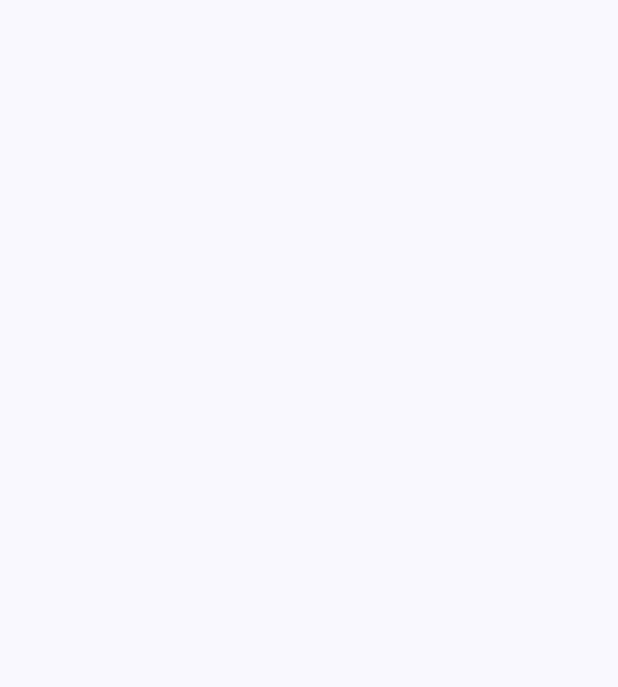
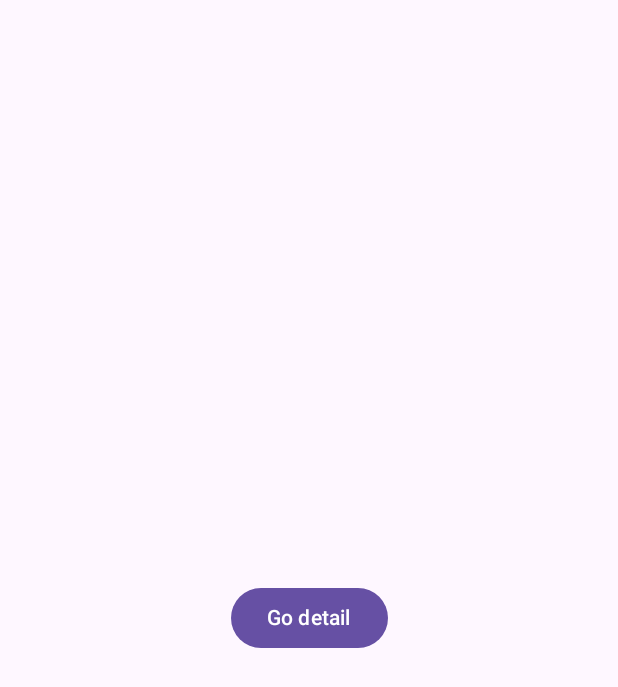
Before and after one commit to JuJoDevs/AppDeveloperTests, an Android app built with Jetpack Compose: the screen it shows after launch (MainActivity), on a phone screen of 412 x 824 dp. Before the commit the part shown is empty. Shown: the top 687 px of the screen. Run offline under Robolectric (Android 15) with nearby library versions, the phone set to English and light mode, and no system bars; our stand-ins replace Dagger/Hilt's generated code.

Commit message:
Navigation

```diff
--- a/app/src/main/AndroidManifest.xml
+++ b/app/src/main/AndroidManifest.xml
@@ -5,6 +5,7 @@
     <uses-permission android:name="android.permission.INTERNET"/>
 
     <application
+        android:name=".App"
         android:allowBackup="true"
         android:dataExtractionRules="@xml/data_extraction_rules"
         android:fullBackupContent="@xml/backup_rules"
--- /dev/null
+++ b/app/src/main/java/com/jujodevs/appdevelopertests/App.kt
@@ -0,0 +1,7 @@
+package com.jujodevs.appdevelopertests
+
+import android.app.Application
+import dagger.hilt.android.HiltAndroidApp
+
+@HiltAndroidApp
+class App : Application()
--- a/app/src/main/java/com/jujodevs/appdevelopertests/MainActivity.kt
+++ b/app/src/main/java/com/jujodevs/appdevelopertests/MainActivity.kt
@@ -3,23 +3,17 @@ package com.jujodevs.appdevelopertests
 import android.os.Bundle
 import androidx.activity.ComponentActivity
 import androidx.activity.compose.setContent
-import androidx.compose.foundation.layout.fillMaxSize
-import androidx.compose.material3.MaterialTheme
-import androidx.compose.material3.Surface
-import androidx.compose.ui.Modifier
-import com.jujodevs.appdevelopertests.ui.theme.AppDeveloperTestsTheme
+import com.jujodevs.appdevelopertests.ui.DeveloperTestsApp
+import com.jujodevs.appdevelopertests.ui.DeveloperTestsScreen
+import dagger.hilt.android.AndroidEntryPoint
 
+@AndroidEntryPoint
 class MainActivity : ComponentActivity() {
     override fun onCreate(savedInstanceState: Bundle?) {
         super.onCreate(savedInstanceState)
         setContent {
-            AppDeveloperTestsTheme {
-                // A surface container using the 'background' color from the theme
-                Surface(
-                    modifier = Modifier.fillMaxSize(),
-                    color = MaterialTheme.colorScheme.background,
-                ) {
-                }
+            DeveloperTestsScreen {
+                DeveloperTestsApp()
             }
         }
     }
--- /dev/null
+++ b/app/src/main/java/com/jujodevs/appdevelopertests/ui/DeveloperTestsApp.kt
@@ -0,0 +1,51 @@
+package com.jujodevs.appdevelopertests.ui
+
+import androidx.compose.foundation.layout.Box
+import androidx.compose.foundation.layout.fillMaxSize
+import androidx.compose.foundation.layout.padding
+import androidx.compose.material3.MaterialTheme
+import androidx.compose.material3.Scaffold
+import androidx.compose.material3.Surface
+import androidx.compose.runtime.Composable
+import androidx.compose.ui.Alignment
+import androidx.compose.ui.Modifier
+import androidx.navigation.compose.rememberNavController
+import com.jujodevs.appdevelopertests.ui.navigation.Navigation
+import com.jujodevs.appdevelopertests.ui.theme.AppDeveloperTestsTheme
+
+@Composable
+fun DeveloperTestsApp(modifier: Modifier = Modifier) {
+    val navHostController = rememberNavController()
+
+    Scaffold(
+        topBar = {},
+        content = { padding ->
+            Box(
+                contentAlignment = Alignment.Center,
+                modifier = Modifier.padding(padding),
+            ) {
+                Navigation(navHostController) { route ->
+                    navHostController.navigate(route)
+                }
+            }
+        },
+        modifier = modifier,
+    )
+}
+
+@Composable
+fun DeveloperTestsScreen(
+    modifier: Modifier = Modifier,
+    content: @Composable () -> Unit
+) {
+    AppDeveloperTestsTheme(
+        dynamicColor = false,
+    ) {
+        Surface(
+            color = MaterialTheme.colorScheme.background,
+            modifier = modifier.fillMaxSize(),
+        ) {
+            content()
+        }
+    }
+}
--- /dev/null
+++ b/app/src/main/java/com/jujodevs/appdevelopertests/ui/navigation/Feature.kt
@@ -0,0 +1,5 @@
+package com.jujodevs.appdevelopertests.ui.navigation
+
+enum class Feature(val route: String) {
+    USERS("users")
+}
--- /dev/null
+++ b/app/src/main/java/com/jujodevs/appdevelopertests/ui/navigation/NavCommand.kt
@@ -0,0 +1,46 @@
+package com.jujodevs.appdevelopertests.ui.navigation
+
+import androidx.navigation.NavBackStackEntry
+import androidx.navigation.NavType
+import androidx.navigation.navArgument
+
+sealed class NavCommand(
+    internal val feature: Feature,
+    internal val subRoute: String = SubRoute.HOME.route,
+    navArgs: List<NavArg> = emptyList()
+) {
+    class ContentType(feature: Feature) : NavCommand(feature)
+
+    class ContentDetail(feature: Feature) :
+        NavCommand(feature, SubRoute.DETAIL.route, listOf(NavArg.Email)) {
+        fun createRoute(email: String) = "${feature.route}/$subRoute/$email"
+    }
+
+    val route = run {
+        val args = navArgs.map { "{${it.key}}" }
+        listOf(feature.route)
+            .plus(subRoute)
+            .plus(args)
+            .joinToString("/")
+    }
+
+    val args = navArgs.map {
+        navArgument(it.key) { type = it.navType }
+    }
+}
+
+sealed class NavArg(val key: String, navTypeWrapper: NavTypeWrapper) {
+
+    val navType = navTypeWrapper.navType
+
+    data object Email : NavArg("email", NavTypeWrapper.StringType)
+}
+
+sealed class NavTypeWrapper(val navType: NavType<*>) {
+    abstract fun getArg(navBackStackEntry: NavBackStackEntry, key: String): Any
+
+    data object StringType : NavTypeWrapper(NavType.StringType) {
+        override fun getArg(navBackStackEntry: NavBackStackEntry, key: String): Any =
+            navBackStackEntry.arguments?.getString(key) as Any
+    }
+}
--- /dev/null
+++ b/app/src/main/java/com/jujodevs/appdevelopertests/ui/navigation/Navigation.kt
@@ -0,0 +1,60 @@
+package com.jujodevs.appdevelopertests.ui.navigation
+
+import androidx.compose.runtime.Composable
+import androidx.navigation.NavBackStackEntry
+import androidx.navigation.NavGraphBuilder
+import androidx.navigation.NavHostController
+import androidx.navigation.compose.NavHost
+import androidx.navigation.compose.composable
+import androidx.navigation.navigation
+import com.jujodevs.appdevelopertests.ui.screens.userdetail.UserDetailScreen
+import com.jujodevs.appdevelopertests.ui.screens.users.UsersScreen
+
+@Composable
+fun Navigation(
+    navHostController: NavHostController,
+    onNavigationDetailClick: (String) -> Unit
+) {
+    NavHost(
+        navController = navHostController,
+        startDestination = Feature.USERS.route,
+    ) {
+        userNav(onNavigationDetailClick)
+    }
+}
+
+fun NavGraphBuilder.userNav(
+    onNavigationDetailClick: (String) -> Unit
+) {
+    navigation(
+        route = Feature.USERS.route,
+        startDestination = NavCommand.ContentType(Feature.USERS).route,
+    ) {
+        composable(NavCommand.ContentType(Feature.USERS)) {
+            UsersScreen(
+                onNavigateToDetail = { email ->
+                    onNavigationDetailClick(
+                        NavCommand.ContentDetail(Feature.USERS).createRoute(email),
+                    )
+                },
+            )
+        }
+        composable(NavCommand.ContentDetail(Feature.USERS)) { backStackEntry ->
+            backStackEntry.arguments?.getString("email")?.let {
+                UserDetailScreen(it)
+            }
+        }
+    }
+}
+
+fun NavGraphBuilder.composable(
+    navItem: NavCommand,
+    content: @Composable (NavBackStackEntry) -> Unit
+) {
+    composable(
+        route = navItem.route,
+        arguments = navItem.args,
+    ) {
+        content(it)
+    }
+}
--- /dev/null
+++ b/app/src/main/java/com/jujodevs/appdevelopertests/ui/navigation/SubRoute.kt
@@ -0,0 +1,6 @@
+package com.jujodevs.appdevelopertests.ui.navigation
+
+enum class SubRoute(val route: String) {
+    HOME("home"),
+    DETAIL("detail")
+}
--- /dev/null
+++ b/app/src/main/java/com/jujodevs/appdevelopertests/ui/screens/users/UsersScreen.kt
@@ -0,0 +1,24 @@
+package com.jujodevs.appdevelopertests.ui.screens.users
+
+import androidx.compose.foundation.layout.Box
+import androidx.compose.foundation.layout.fillMaxSize
+import androidx.compose.material3.Button
+import androidx.compose.material3.Text
+import androidx.compose.runtime.Composable
+import androidx.compose.ui.Alignment
+import androidx.compose.ui.Modifier
+
+@Composable
+fun UsersScreen(
+    modifier: Modifier = Modifier,
+    onNavigateToDetail: (String) -> Unit
+) {
+    Box(
+        contentAlignment = Alignment.Center,
+        modifier = modifier.fillMaxSize(),
+    ) {
+        Button(onClick = { onNavigateToDetail("email@example.com") }) {
+            Text(text = "Go detail")
+        }
+    }
+}
```
Also changed, not shown: app/src/main/java/com/jujodevs/appdevelopertests/data/remote/dto/CoordinatesDto.kt (added, +10 -0 lines), app/src/main/java/com/jujodevs/appdevelopertests/data/remote/dto/InfoDto.kt (added, +10 -0 lines), app/src/main/java/com/jujodevs/appdevelopertests/data/remote/dto/LocationDto.kt (added, +8 -0 lines), app/src/main/java/com/jujodevs/appdevelopertests/data/remote/dto/NameDto.kt (added, +10 -0 lines), app/src/main/java/com/jujodevs/appdevelopertests/data/remote/dto/PictureDto.kt (added, +8 -0 lines), app/src/main/java/com/jujodevs/appdevelopertests/data/remote/dto/RegisteredDto.kt (added, +8 -0 lines), app/src/main/java/com/jujodevs/appdevelopertests/data/remote/dto/UserDto.kt (added, +20 -0 lines), app/src/main/java/com/jujodevs/appdevelopertests/data/remote/dto/UsersDto.kt (added, +10 -0 lines), app/src/main/java/com/jujodevs/appdevelopertests/data/remote/mapper/UserDtoMapper.kt (added, +18 -0 lines), app/src/main/java/com/jujodevs/appdevelopertests/domain/User.kt (added, +13 -0 lines), app/src/main/java/com/jujodevs/appdevelopertests/ui/screens/userdetail/UserDetailScreen.kt (added, +21 -0 lines).
